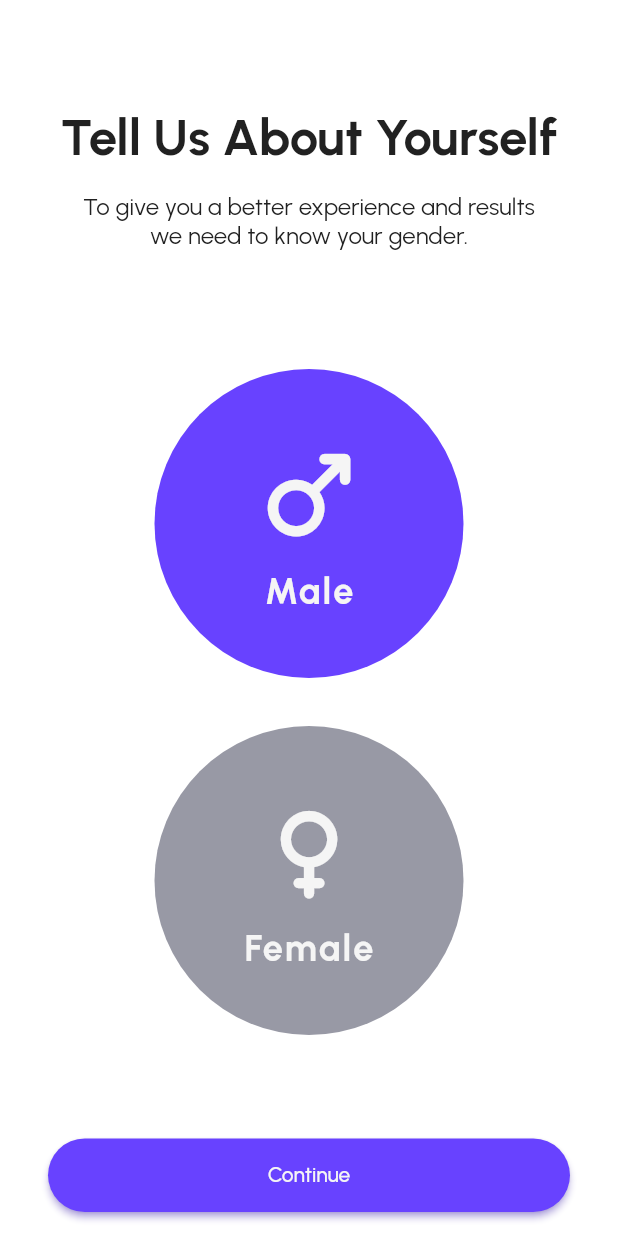
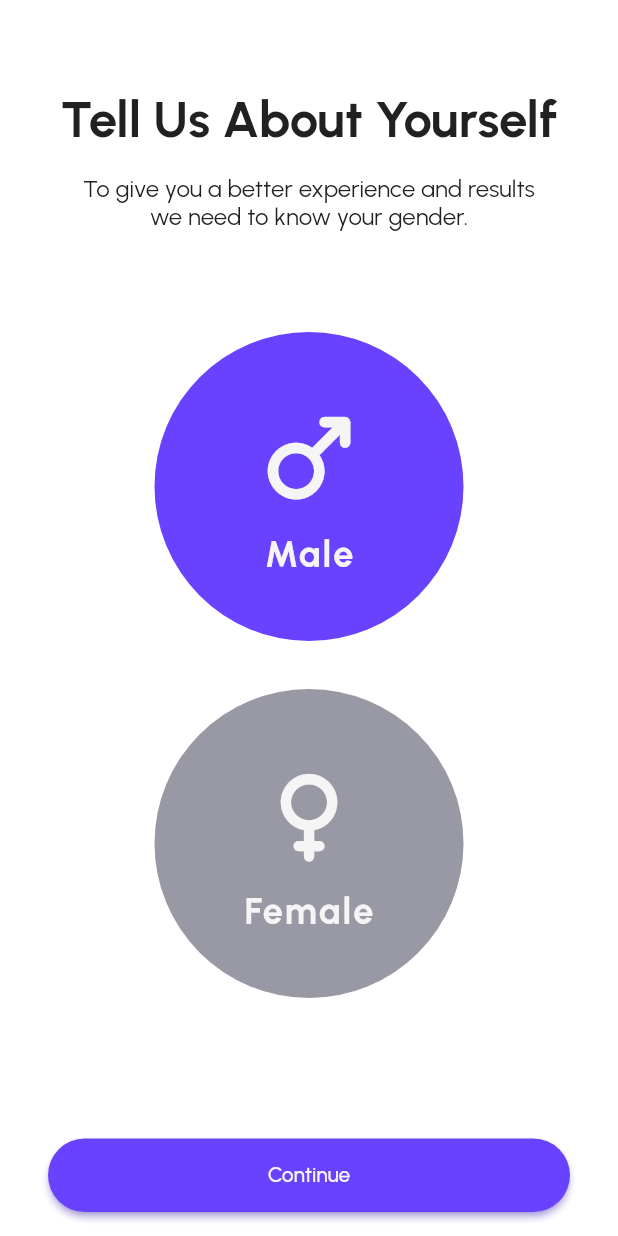
Before and after one commit to alaazamelDev/gofit, a Flutter app: the AccountSetupScreen screen opened directly, on a phone screen of 412 x 824 dp. Run offline on Flutter 3.47's test engine with Material 2 defaults, Android fonts, the phone set to English and light mode, and no system bars; our stand-ins replace flutter_spinkit, flutter_svg, google_fonts, numberpicker, shared_preferences; accounts and stored records are empty.

Commit message:
fix: change fragment title section hight

```diff
--- a/lib/screens/account_setup/pages/about_fragment.dart
+++ b/lib/screens/account_setup/pages/about_fragment.dart
@@ -19,7 +19,7 @@ class AboutFragment extends StatelessWidget {
         crossAxisAlignment: CrossAxisAlignment.stretch,
         children: [
           SizedBox(
-            height: MediaQuery.of(context).size.height * 0.25,
+            height: MediaQuery.of(context).size.height * 0.22,
             child: Column(
               crossAxisAlignment: CrossAxisAlignment.center,
               mainAxisAlignment: MainAxisAlignment.center,
--- a/lib/screens/account_setup/pages/age_fragment.dart
+++ b/lib/screens/account_setup/pages/age_fragment.dart
@@ -19,7 +19,7 @@ class AgeFragment extends StatelessWidget {
         crossAxisAlignment: CrossAxisAlignment.stretch,
         children: [
           SizedBox(
-            height: MediaQuery.of(context).size.height * 0.25,
+            height: MediaQuery.of(context).size.height * 0.22,
             child: Column(
               crossAxisAlignment: CrossAxisAlignment.center,
               mainAxisAlignment: MainAxisAlignment.center,
--- a/lib/screens/account_setup/pages/height_fragment.dart
+++ b/lib/screens/account_setup/pages/height_fragment.dart
@@ -19,7 +19,7 @@ class HeightFragment extends StatelessWidget {
         crossAxisAlignment: CrossAxisAlignment.stretch,
         children: [
           SizedBox(
-            height: MediaQuery.of(context).size.height * 0.25,
+            height: MediaQuery.of(context).size.height * 0.22,
             child: Column(
               crossAxisAlignment: CrossAxisAlignment.center,
               mainAxisAlignment: MainAxisAlignment.center,
--- a/lib/screens/account_setup/pages/weight_fragment.dart
+++ b/lib/screens/account_setup/pages/weight_fragment.dart
@@ -19,7 +19,7 @@ class WeightFragment extends StatelessWidget {
         crossAxisAlignment: CrossAxisAlignment.stretch,
         children: [
           SizedBox(
-            height: MediaQuery.of(context).size.height * 0.25,
+            height: MediaQuery.of(context).size.height * 0.22,
             child: Column(
               crossAxisAlignment: CrossAxisAlignment.center,
               mainAxisAlignment: MainAxisAlignment.center,
```
